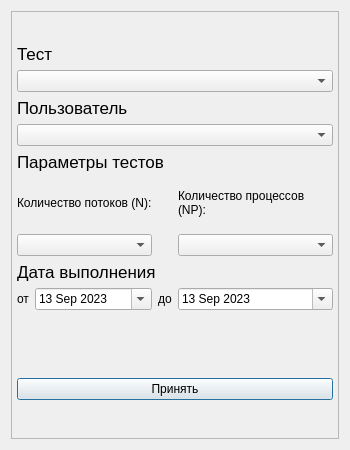
Before: the Qt Designer form pages/Result/extension_search.ui in Glebuc/pyside6-tst, drawn with Qt 5.
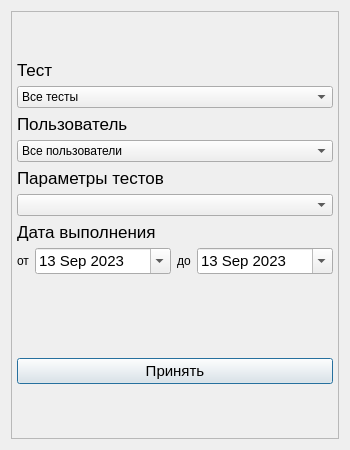
After: the same form once the commit is applied.

What changed in the file:
```diff
--- a/pages/Result/extension_search.ui
+++ b/pages/Result/extension_search.ui
@@ -112,14 +112,101 @@
         <property name="horizontalSpacing">
          <number>6</number>
         </property>
-        <item row="6" column="5" colspan="5">
-         <widget class="QComboBox" name="N_comboBox">
+        <item row="0" column="0" colspan="6">
+         <widget class="QLabel" name="label_7">
+          <property name="sizePolicy">
+           <sizepolicy hsizetype="Preferred" vsizetype="Fixed">
+            <horstretch>0</horstretch>
+            <verstretch>0</verstretch>
+           </sizepolicy>
+          </property>
+          <property name="font">
+           <font>
+            <pointsize>13</pointsize>
+           </font>
+          </property>
+          <property name="text">
+           <string>Тест</string>
+          </property>
+         </widget>
+        </item>
+        <item row="7" column="4" colspan="2">
+         <widget class="QDateEdit" name="before_dateEdit">
+          <property name="sizePolicy">
+           <sizepolicy hsizetype="Expanding" vsizetype="Fixed">
+            <horstretch>0</horstretch>
+            <verstretch>0</verstretch>
+           </sizepolicy>
+          </property>
+          <property name="font">
+           <font>
+            <pointsize>11</pointsize>
+           </font>
+          </property>
           <property name="cursor">
            <cursorShape>PointingHandCursor</cursorShape>
           </property>
+          <property name="minimumDateTime">
+           <datetime>
+            <hour>15</hour>
+            <minute>0</minute>
+            <second>0</second>
+            <year>2023</year>
+            <month>9</month>
+            <day>13</day>
+           </datetime>
+          </property>
+          <property name="minimumDate">
+           <date>
+            <year>2023</year>
+            <month>9</month>
+            <day>13</day>
+           </date>
+          </property>
+          <property name="calendarPopup">
+           <bool>true</bool>
+          </property>
          </widget>
         </item>
-        <item row="4" column="0" colspan="10">
+        <item row="7" column="1" colspan="2">
+         <widget class="QDateEdit" name="from_dateEdit">
+          <property name="sizePolicy">
+           <sizepolicy hsizetype="Expanding" vsizetype="Fixed">
+            <horstretch>0</horstretch>
+            <verstretch>0</verstretch>
+           </sizepolicy>
+          </property>
+          <property name="font">
+           <font>
+            <pointsize>11</pointsize>
+           </font>
+          </property>
+          <property name="cursor">
+           <cursorShape>IBeamCursor</cursorShape>
+          </property>
+          <property name="minimumDateTime">
+           <datetime>
+            <hour>15</hour>
+            <minute>0</minute>
+            <second>0</second>
+            <year>2023</year>
+            <month>9</month>
+            <day>13</day>
+           </datetime>
+          </property>
+          <property name="minimumDate">
+           <date>
+            <year>2023</year>
+            <month>9</month>
+            <day>13</day>
+           </date>
+          </property>
+          <property name="calendarPopup">
+           <bool>true</bool>
+          </property>
+         </widget>
+        </item>
+        <item row="4" column="0" colspan="6">
          <widget class="QLabel" name="label_3">
           <property name="sizePolicy">
            <sizepolicy hsizetype="Preferred" vsizetype="Fixed">
@@ -137,7 +224,20 @@
           </property>
          </widget>
         </item>
-        <item row="2" column="0" colspan="10">
+        <item row="7" column="3">
+         <widget class="QLabel" name="label_6">
+          <property name="sizePolicy">
+           <sizepolicy hsizetype="Fixed" vsizetype="Preferred">
+            <horstretch>0</horstretch>
+            <verstretch>0</verstretch>
+           </sizepolicy>
+          </property>
+          <property name="text">
+           <string>до</string>
+          </property>
+         </widget>
+        </item>
+        <item row="2" column="0" colspan="6">
          <widget class="QLabel" name="label_2">
           <property name="sizePolicy">
            <sizepolicy hsizetype="Preferred" vsizetype="Fixed">
@@ -155,118 +255,31 @@
           </property>
          </widget>
         </item>
-        <item row="0" column="0" colspan="10">
-         <widget class="QLabel" name="label_7">
-          <property name="sizePolicy">
-           <sizepolicy hsizetype="Preferred" vsizetype="Fixed">
-            <horstretch>0</horstretch>
-            <verstretch>0</verstretch>
-           </sizepolicy>
-          </property>
-          <property name="font">
-           <font>
-            <pointsize>13</pointsize>
-           </font>
-          </property>
-          <property name="text">
-           <string>Тест</string>
-          </property>
-         </widget>
-        </item>
-        <item row="1" column="0" colspan="10">
+        <item row="1" column="0" colspan="6">
          <widget class="QComboBox" name="test_comboBox">
           <property name="cursor">
            <cursorShape>PointingHandCursor</cursorShape>
           </property>
+          <item>
+           <property name="text">
+            <string>Все тесты</string>
+           </property>
+          </item>
          </widget>
         </item>
-        <item row="8" column="4">
-         <widget class="QLabel" name="label_6">
-          <property name="sizePolicy">
-           <sizepolicy hsizetype="Fixed" vsizetype="Preferred">
-            <horstretch>0</horstretch>
-            <verstretch>0</verstretch>
-           </sizepolicy>
-          </property>
-          <property name="text">
-           <string>до</string>
-          </property>
-         </widget>
-        </item>
-        <item row="8" column="1" colspan="3">
-         <widget class="QDateEdit" name="from_dateEdit">
-          <property name="sizePolicy">
-           <sizepolicy hsizetype="Expanding" vsizetype="Fixed">
-            <horstretch>0</horstretch>
-            <verstretch>0</verstretch>
-           </sizepolicy>
-          </property>
-          <property name="cursor">
-           <cursorShape>IBeamCursor</cursorShape>
-          </property>
-          <property name="minimumDateTime">
-           <datetime>
-            <hour>3</hour>
-            <minute>0</minute>
-            <second>0</second>
-            <year>2023</year>
-            <month>9</month>
-            <day>13</day>
-           </datetime>
-          </property>
-          <property name="minimumDate">
-           <date>
-            <year>2023</year>
-            <month>9</month>
-            <day>13</day>
-           </date>
-          </property>
-          <property name="calendarPopup">
-           <bool>true</bool>
-          </property>
-         </widget>
-        </item>
-        <item row="3" column="0" colspan="10">
+        <item row="3" column="0" colspan="6">
          <widget class="QComboBox" name="user_comboBox">
           <property name="cursor">
            <cursorShape>PointingHandCursor</cursorShape>
           </property>
+          <item>
+           <property name="text">
+            <string>Все пользователи</string>
+           </property>
+          </item>
          </widget>
         </item>
-        <item row="8" column="5" colspan="5">
-         <widget class="QDateEdit" name="before_dateEdit">
-          <property name="sizePolicy">
-           <sizepolicy hsizetype="Expanding" vsizetype="Fixed">
-            <horstretch>0</horstretch>
-            <verstretch>0</verstretch>
-           </sizepolicy>
-          </property>
-          <property name="cursor">
-           <cursorShape>IBeamCursor</cursorShape>
-          </property>
-          <property name="minimumDateTime">
-           <datetime>
-            <hour>3</hour>
-            <minute>0</minute>
-            <second>0</second>
-            <year>2023</year>
-            <month>9</month>
-            <day>13</day>
-           </datetime>
-          </property>
-          <property name="minimumDate">
-           <date>
-            <year>2023</year>
-            <month>9</month>
-            <day>13</day>
-           </date>
-          </property>
-          <property name="calendarPopup">
-           <bool>true</bool>
-          </property>
-         </widget>
-        </item>
-        <item row="7" column="0" colspan="10">
+        <item row="6" column="0" colspan="6">
          <widget class="QLabel" name="label_4">
           <property name="sizePolicy">
            <sizepolicy hsizetype="Preferred" vsizetype="Fixed">
@@ -284,7 +297,7 @@
           </property>
          </widget>
         </item>
-        <item row="8" column="0">
+        <item row="7" column="0">
          <widget class="QLabel" name="label_5">
           <property name="sizePolicy">
            <sizepolicy hsizetype="Fixed" vsizetype="Preferred">
@@ -297,56 +310,8 @@
           </property>
          </widget>
         </item>
-        <item row="5" column="5" colspan="5">
-         <widget class="QLabel" name="label_9">
-          <property name="sizePolicy">
-           <sizepolicy hsizetype="Preferred" vsizetype="Fixed">
-            <horstretch>0</horstretch>
-            <verstretch>0</verstretch>
-           </sizepolicy>
-          </property>
-          <property name="minimumSize">
-           <size>
-            <width>0</width>
-            <height>50</height>
-           </size>
-          </property>
-          <property name="text">
-           <string>Количество процессов (NP):</string>
-          </property>
-          <property name="wordWrap">
-           <bool>true</bool>
-          </property>
-         </widget>
-        </item>
-        <item row="5" column="0" colspan="4">
-         <widget class="QLabel" name="label_8">
-          <property name="sizePolicy">
-           <sizepolicy hsizetype="Preferred" vsizetype="Fixed">
-            <horstretch>0</horstretch>
-            <verstretch>0</verstretch>
-           </sizepolicy>
-          </property>
-          <property name="minimumSize">
-           <size>
-            <width>0</width>
-            <height>50</height>
-           </size>
-          </property>
-          <property name="text">
-           <string>Количество потоков (N):</string>
-          </property>
-          <property name="wordWrap">
-           <bool>true</bool>
-          </property>
-         </widget>
-        </item>
-        <item row="6" column="0" colspan="4">
-         <widget class="QComboBox" name="np_comboBox">
-          <property name="cursor">
-           <cursorShape>PointingHandCursor</cursorShape>
-          </property>
-         </widget>
+        <item row="5" column="0" colspan="6">
+         <widget class="QComboBox" name="parametrs_tests"/>
         </item>
        </layout>
       </item>
@@ -368,6 +333,11 @@
       </item>
       <item>
        <widget class="QPushButton" name="accept_btn">
+        <property name="font">
+         <font>
+          <pointsize>11</pointsize>
+         </font>
+        </property>
         <property name="cursor">
          <cursorShape>PointingHandCursor</cursorShape>
         </property>
```
Left out of the diff: 2 changed lines with no effect on the pictures.
